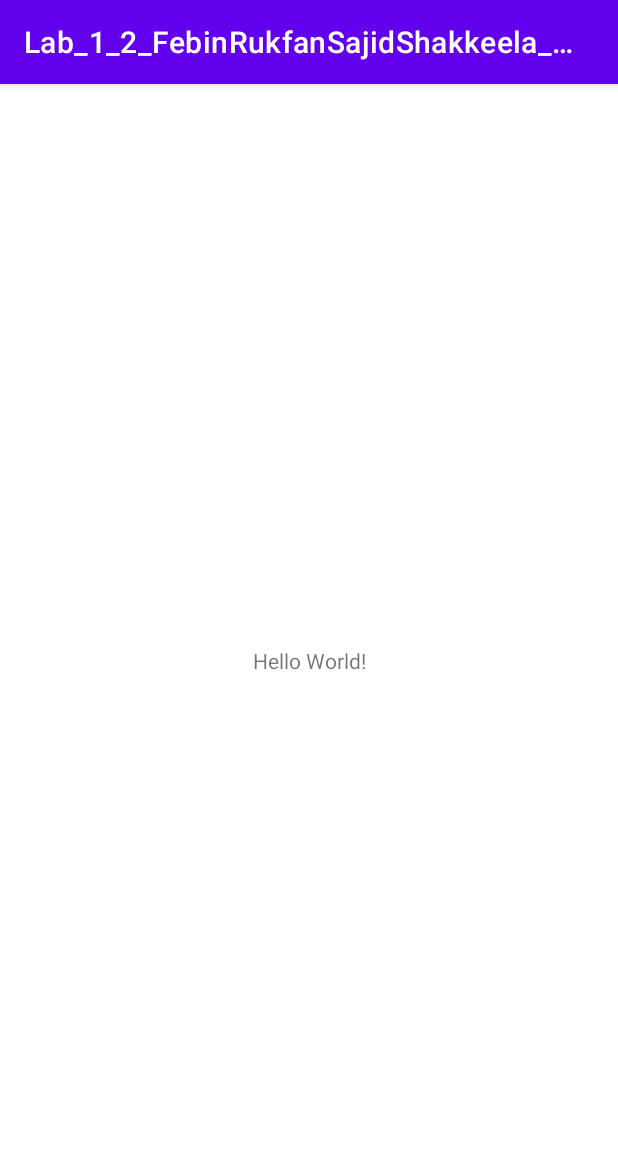
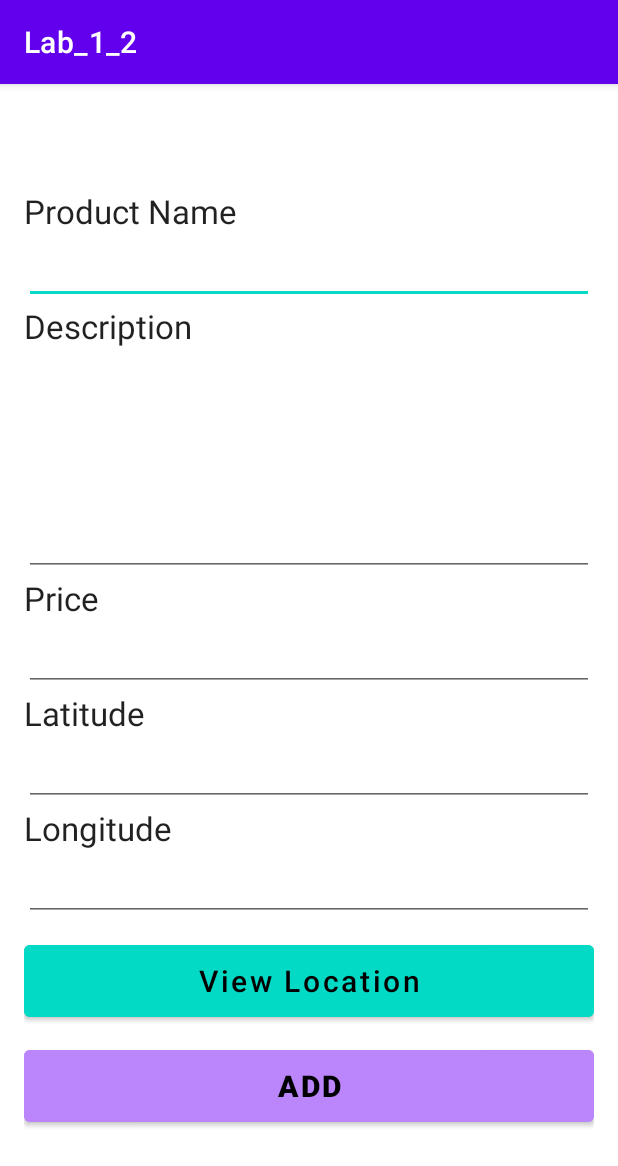
Before and after one commit to FebinRukfan/Lab_1_2_FebinRukfan_C0826772_Android, an Android app: the screen it shows after launch (MainActivity before the commit, ProdutInfoActivity after it), on a phone screen of 412 x 824 dp. Shown: the top 1166 px of the screen. Run offline under Robolectric (Android 15) with nearby library versions, the phone set to English and light mode, and no system bars.

Commit message:
product info ui completed

```diff
--- a/app/src/main/AndroidManifest.xml
+++ b/app/src/main/AndroidManifest.xml
@@ -10,7 +10,7 @@
         android:supportsRtl="true"
         android:theme="@style/Theme.Lab_1_2_FebinRukfanSajidShakkeela_C0826772_Android">
         <activity
-            android:name=".MainActivity"
+            android:name=".ProdutInfoActivity"
             android:exported="true">
             <intent-filter>
                 <action android:name="android.intent.action.MAIN" />
--- a/app/src/main/java/com/febinrukfan/lab_1_2_febinrukfansajidshakkeela_c0826772_android/MainActivity.java
+++ b/app/src/main/java/com/febinrukfan/lab_1_2_febinrukfansajidshakkeela_c0826772_android/ProdutInfoActivity.java
@@ -4,14 +4,14 @@ import androidx.appcompat.app.AppCompatActivity;
 
 import android.os.Bundle;
 
-import com.febinrukfan.lab_1_2_febinrukfansajidshakkeela_c0826772_android.databinding.ActivityMainBinding;
 
-public class MainActivity extends AppCompatActivity {
+public class ProdutInfoActivity extends AppCompatActivity {
 
     @Override
     protected void onCreate(Bundle savedInstanceState) {
         super.onCreate(savedInstanceState);
-        setContentView(R.layout.activity_main);
+        setContentView(R.layout.activity_product_info);
+
 
 
     }
--- a/app/src/main/java/com/febinrukfan/lab_1_2_febinrukfansajidshakkeela_c0826772_android/model/Product.java
+++ b/app/src/main/java/com/febinrukfan/lab_1_2_febinrukfansajidshakkeela_c0826772_android/model/Product.java
@@ -1,12 +1,9 @@
 package com.febinrukfan.lab_1_2_febinrukfansajidshakkeela_c0826772_android.model;// Created by FebinRukfan on 10-02-2022.
 
-import static androidx.room.ForeignKey.CASCADE;
 
 import androidx.annotation.NonNull;
 import androidx.room.ColumnInfo;
 import androidx.room.Entity;
-import androidx.room.ForeignKey;
-import androidx.room.Index;
 import androidx.room.PrimaryKey;
 
 @Entity(
@@ -28,7 +25,7 @@ public class Product {
     @ColumnInfo(name = "product_price")
     private Double productPrice;
 
-    @ColumnInfo(name = "product_name")
+    @ColumnInfo(name = "product_salary")
     private String salary;
 
     @ColumnInfo(name = "provider_lat")
--- a/app/src/main/res/layout/activity_main.xml
+++ /dev/null
@@ -1,18 +0,0 @@
-<?xml version="1.0" encoding="utf-8"?>
-<androidx.constraintlayout.widget.ConstraintLayout xmlns:android="http://schemas.android.com/apk/res/android"
-    xmlns:app="http://schemas.android.com/apk/res-auto"
-    xmlns:tools="http://schemas.android.com/tools"
-    android:layout_width="match_parent"
-    android:layout_height="match_parent"
-    tools:context=".MainActivity">
-
-    <TextView
-        android:layout_width="wrap_content"
-        android:layout_height="wrap_content"
-        android:text="Hello World!"
-        app:layout_constraintBottom_toBottomOf="parent"
-        app:layout_constraintLeft_toLeftOf="parent"
-        app:layout_constraintRight_toRightOf="parent"
-        app:layout_constraintTop_toTopOf="parent" />
-
-</androidx.constraintlayout.widget.ConstraintLayout>
--- /dev/null
+++ b/app/src/main/res/layout/activity_product_info.xml
@@ -0,0 +1,124 @@
+<?xml version="1.0" encoding="utf-8"?>
+<androidx.constraintlayout.widget.ConstraintLayout xmlns:android="http://schemas.android.com/apk/res/android"
+    xmlns:app="http://schemas.android.com/apk/res-auto"
+    xmlns:tools="http://schemas.android.com/tools"
+    android:layout_width="match_parent"
+    android:layout_height="match_parent"
+    tools:context=".ProdutInfoActivity">
+
+    <LinearLayout
+        android:layout_width="match_parent"
+        android:layout_height="wrap_content"
+        android:orientation="vertical"
+        android:padding="16dp"
+        app:layout_constraintBottom_toBottomOf="parent"
+        app:layout_constraintEnd_toEndOf="parent"
+        app:layout_constraintStart_toStartOf="parent"
+        app:layout_constraintTop_toTopOf="parent">
+
+        <TextView
+            android:id="@+id/label"
+            android:layout_width="match_parent"
+            android:layout_height="wrap_content"
+            android:text="@string/name"
+            android:textAlignment="textStart"
+            android:textAppearance="@style/TextAppearance.AppCompat.Large" />
+
+        <EditText
+            android:id="@+id/et_pname"
+            android:layout_width="match_parent"
+            android:layout_height="wrap_content"
+            android:layout_marginTop="2dp"
+            android:paddingHorizontal="5dp"
+            android:inputType="text" />
+
+        <TextView
+            android:id="@+id/label2"
+            android:layout_width="match_parent"
+            android:layout_height="wrap_content"
+            android:text="@string/pdesc"
+            android:textAlignment="textStart"
+            android:textAppearance="@style/TextAppearance.AppCompat.Large" />
+
+        <EditText
+            android:id="@+id/et_pdesc"
+            android:layout_width="match_parent"
+            android:layout_height="150dp"
+            android:layout_marginTop="2dp"
+            android:paddingHorizontal="5dp"
+            android:inputType="text" />
+
+        <TextView
+            android:id="@+id/label3"
+            android:layout_width="match_parent"
+            android:layout_height="wrap_content"
+            android:text="@string/price"
+            android:textAlignment="textStart"
+            android:textAppearance="@style/TextAppearance.AppCompat.Large" />
+
+        <EditText
+            android:id="@+id/et_pprice"
+            android:layout_width="match_parent"
+            android:layout_height="wrap_content"
+            android:layout_marginTop="2dp"
+            android:paddingHorizontal="5dp"
+            android:inputType="text" />
+
+        <TextView
+            android:id="@+id/label4"
+            android:layout_width="match_parent"
+            android:layout_height="wrap_content"
+            android:text="@string/lat"
+            android:textAlignment="textStart"
+            android:textAppearance="@style/TextAppearance.AppCompat.Large" />
+
+        <EditText
+            android:id="@+id/et_lat"
+            android:layout_width="match_parent"
+            android:layout_height="wrap_content"
+            android:layout_marginTop="2dp"
+            android:paddingHorizontal="5dp"
+            android:inputType="text" />
+
+        <TextView
+            android:id="@+id/label5"
+            android:layout_width="match_parent"
+            android:layout_height="wrap_content"
+            android:text="@string/lon"
+            android:textAlignment="textStart"
+            android:textAppearance="@style/TextAppearance.AppCompat.Large" />
+
+        <EditText
+            android:id="@+id/et_lon"
+            android:layout_width="match_parent"
+            android:layout_height="wrap_content"
+            android:layout_marginTop="2dp"
+            android:paddingHorizontal="5dp"
+            android:inputType="text" />
+
+        <Button
+            android:id="@+id/btn_get_location"
+            android:layout_width="match_parent"
+            android:layout_height="60dp"
+            android:layout_marginTop="10dp"
+            android:backgroundTint="@color/teal_200"
+            android:textColor="@color/black"
+            android:textSize="20sp"
+            android:textAllCaps="false"
+            android:text="@string/provider_location" />
+
+        <Button
+            android:id="@+id/btn_add_employee"
+            android:layout_width="match_parent"
+            android:layout_height="60dp"
+            android:layout_marginTop="10dp"
+            android:backgroundTint="@color/purple_200"
+            android:textColor="@color/black"
+            android:textSize="20sp"
+            android:textStyle="bold"
+            android:text="@string/add" />
+
+
+
+    </LinearLayout>
+</androidx.constraintlayout.widget.ConstraintLayout>
--- a/app/src/main/res/values/strings.xml
+++ b/app/src/main/res/values/strings.xml
@@ -1,3 +1,10 @@
 <resources>
-    <string name="app_name">Lab_1_2_FebinRukfanSajidShakkeela_C0826772_Android</string>
+    <string name="app_name">Lab_1_2</string>
+    <string name="name">Product Name</string>
+    <string name="add">Add</string>
+    <string name="pdesc">Description</string>
+    <string name="price">Price</string>
+    <string name="provider_location">View Location</string>
+    <string name="lat">Latitude</string>
+    <string name="lon">Longitude</string>
 </resources>
```
